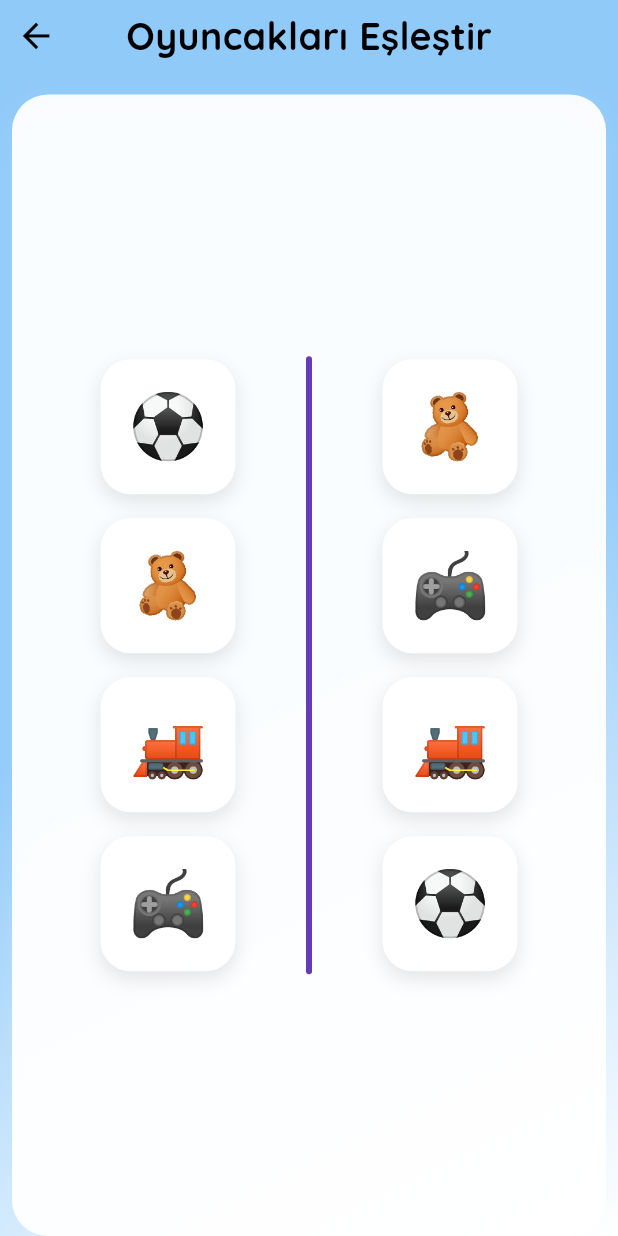
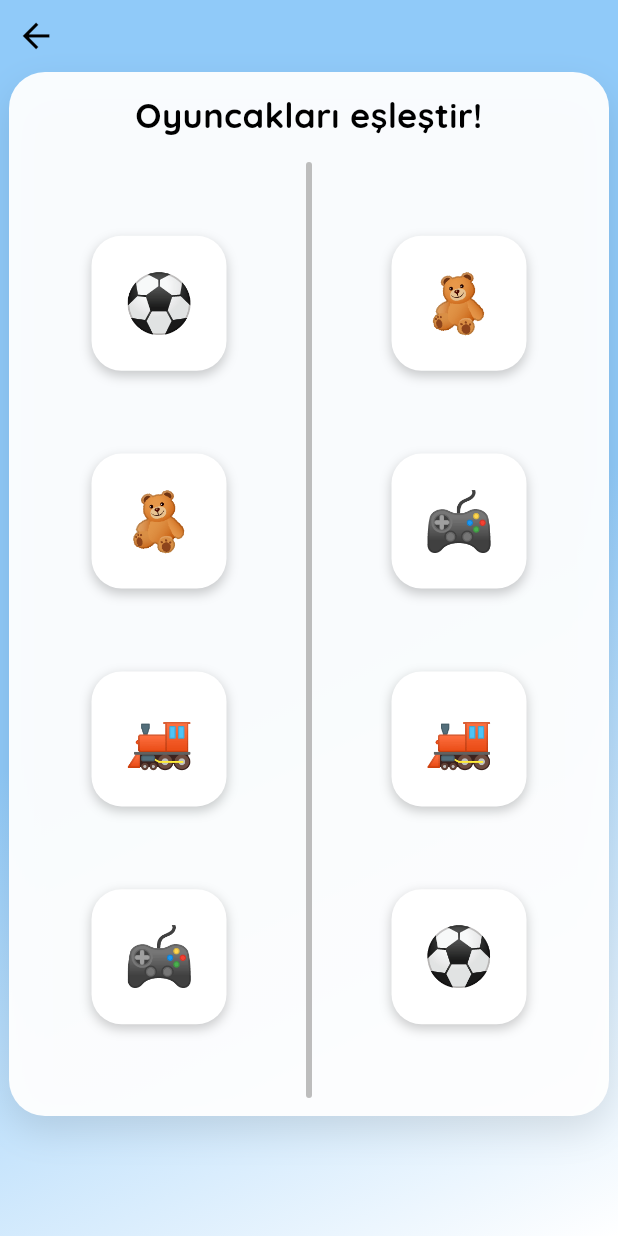
Before and after one commit to fzeynepgoren/Dixlearning, a Flutter app: the GDisgrafi1 screen opened directly, on a phone screen of 412 x 824 dp. Run offline on Flutter 3.47's test engine with Material 3 defaults, Android fonts, the phone set to English and light mode, and no system bars; our stand-ins replace audioplayers, fluentui_system_icons, flutter_animate, flutter_switch, google_fonts, shared_preferences; accounts and stored records are empty.

```diff
--- a/lib/asama1/soru2.dart
+++ b/lib/asama1/soru2.dart
@@ -1,9 +1,9 @@
-import 'package:dixlearning/asama1/soru3.dart';
 import 'package:flutter/material.dart';
+import 'package:provider/provider.dart';
 import '../screens/home_screen.dart';
 import '../utils/activity_tracker.dart';
-import 'package:provider/provider.dart';
 import '../providers/language_provider.dart';
+import 'soru3.dart'; // GeometricMatching burada tanımlı
 
 class GDisgrafi1 extends StatefulWidget {
   const GDisgrafi1({super.key});
@@ -19,9 +19,10 @@ class _GDisgrafi1State extends State<GDisgrafi1> with TickerProviderStateMixin {
   int? selectedRightIndex;
   List<bool> matchedLeft = List.filled(4, false);
   List<bool> matchedRight = List.filled(4, false);
-  int matchedPairs = 0;
   bool showFeedback = false;
   bool isCorrect = false;
+  bool _dialogShown = false;
+
   late AnimationController _feedbackController;
   late AnimationController _slideController;
   late Animation<Offset> _slideAnimation;
@@ -29,26 +30,28 @@ class _GDisgrafi1State extends State<GDisgrafi1> with TickerProviderStateMixin {
   @override
   void initState() {
     super.initState();
-    rightToys = List.from(leftToys);
-    do {
+    rightToys = List.from(leftToys)..shuffle();
+    while (_listsAreEqual(leftToys, rightToys)) {
       rightToys.shuffle();
-    } while (_listsAreEqual(leftToys, rightToys));
+    }
 
     _feedbackController = AnimationController(
       vsync: this,
       duration: const Duration(milliseconds: 600),
     );
+
     _slideController = AnimationController(
       vsync: this,
       duration: const Duration(milliseconds: 800),
     );
+
     _slideAnimation = Tween<Offset>(
       begin: const Offset(0, 0.3),
       end: Offset.zero,
-    ).animate(CurvedAnimation(
-      parent: _slideController,
-      curve: Curves.easeOutCubic,
-    ));
+    ).animate(
+      CurvedAnimation(parent: _slideController, curve: Curves.easeOutCubic),
+    );
+
     _slideController.forward();
   }
 
@@ -69,17 +72,13 @@ class _GDisgrafi1State extends State<GDisgrafi1> with TickerProviderStateMixin {
 
   void _handleLeftTap(int index) {
     if (matchedLeft[index]) return;
-    setState(() {
-      selectedLeftIndex = index;
-    });
+    setState(() => selectedLeftIndex = index);
     _checkMatch();
   }
 
   void _handleRightTap(int index) {
     if (matchedRight[index]) return;
-    setState(() {
-      selectedRightIndex = index;
-    });
+    setState(() => selectedRightIndex = index);
     _checkMatch();
   }
 
@@ -95,19 +94,17 @@ class _GDisgrafi1State extends State<GDisgrafi1> with TickerProviderStateMixin {
         setState(() {
           matchedLeft[selectedLeftIndex!] = true;
           matchedRight[selectedRightIndex!] = true;
-          matchedPairs++;
         });
 
-        if (matchedPairs == leftToys.length) {
+        bool allMatched = matchedLeft.every((e) => e);
+        if (allMatched && !_dialogShown) {
+          _dialogShown = true;
+          Future.delayed(const Duration(milliseconds: 500), () {
+            if (mounted) {
               ActivityTracker.completeActivity();
-
-          Future.delayed(const Duration(seconds: 1), () {
-            if (mounted) {
               Navigator.pushReplacement(
                 context,
-                MaterialPageRoute(
-                  builder: (context) => const GeometricMatching(),
-                ),
+                MaterialPageRoute(builder: (context) => const GeometricMatching()),
               );
             }
           });
@@ -117,11 +114,9 @@ class _GDisgrafi1State extends State<GDisgrafi1> with TickerProviderStateMixin {
       Future.delayed(const Duration(seconds: 1), () {
         if (mounted) {
           setState(() {
+            showFeedback = false;
             selectedLeftIndex = null;
             selectedRightIndex = null;
-            if (!isCorrect) {
-              showFeedback = false;
-            }
           });
         }
       });
@@ -130,10 +125,8 @@ class _GDisgrafi1State extends State<GDisgrafi1> with TickerProviderStateMixin {
 
   @override
   Widget build(BuildContext context) {
-    final isEnglish = Provider.of<LanguageProvider>(context).isEnglish;
     final screenSize = MediaQuery.of(context).size;
-    final screenWidth = screenSize.width;
-    final iconSize = screenWidth * 0.065;
+    final iconSize = screenSize.width * 0.065;
 
     return WillPopScope(
       onWillPop: () async => false,
@@ -141,150 +134,157 @@ class _GDisgrafi1State extends State<GDisgrafi1> with TickerProviderStateMixin {
         body: Container(
           decoration: BoxDecoration(
             gradient: LinearGradient(
-              begin: Alignment.topLeft,
-              end: Alignment.bottomRight,
               colors: [
                 Colors.blue.shade200,
                 Colors.blue.shade200,
-                const Color(0xffffffff),
+                Colors.white,
               ],
               stops: const [0.0, 0.5, 1.0],
+              begin: Alignment.topLeft,
+              end: Alignment.bottomRight,
             ),
           ),
           child: SafeArea(
             child: Column(
               children: [
+                // Geri ok
                 Row(
-                  mainAxisAlignment: MainAxisAlignment.spaceBetween,
+                  mainAxisAlignment: MainAxisAlignment.start,
                   children: [
                     IconButton(
-                      icon: Icon(Icons.arrow_back,
-                          color: Colors.black, size: iconSize),
+                      icon: Icon(Icons.arrow_back, color: Colors.black, size: iconSize),
                       onPressed: () {
                         Navigator.of(context).pushAndRemoveUntil(
-                          MaterialPageRoute(
-                              builder: (context) => const HomeScreen()),
+                          MaterialPageRoute(builder: (context) => const HomeScreen()),
                           (route) => false,
                         );
                       },
                     ),
-                    Text(
-                      isEnglish ? 'Match the Toys' : 'Oyuncakları Eşleştir',
-                      style: const TextStyle(
-                        fontSize: 25,
+                  ],
+                ),
+                Expanded(
+                  child: SlideTransition(
+                    position: _slideAnimation,
+                    child: Container(
+                      margin: const EdgeInsets.symmetric(horizontal: 6),
+                      padding: const EdgeInsets.all(12),
+                      decoration: BoxDecoration(
+                        color: Colors.white.withOpacity(0.95),
+                        borderRadius: BorderRadius.circular(24),
+                        boxShadow: [
+                          BoxShadow(
+                            color: Colors.black.withOpacity(0.1),
+                            blurRadius: 20,
+                            offset: const Offset(0, 10),
+                          ),
+                        ],
+                      ),
+                      child: Column(
+                        children: [
+                          const Text(
+                            'Oyuncakları eşleştir!',
+                            style: TextStyle(
+                              fontSize: 23,
                               fontWeight: FontWeight.bold,
                               color: Colors.black,
                             ),
                             textAlign: TextAlign.center,
                           ),
-                    const SizedBox(width: 48), // Denge için
-                  ],
-                ),
                           const SizedBox(height: 15),
-                Expanded( // Burayı Expanded olarak geri aldık
-                  child: SlideTransition(
-                    position: _slideAnimation,
-                    child: Container(
-                      margin: const EdgeInsets.fromLTRB(8, 0, 8, 0),
-                      padding: const EdgeInsets.all(24),
-                      decoration: BoxDecoration(
-                        color: Colors.white.withOpacity(0.95),
-                        borderRadius: BorderRadius.circular(24),
-                        boxShadow: [
-                          BoxShadow(
-                            color: Colors.white.withOpacity(0.1),
-                            blurRadius: 20,
-                            offset: const Offset(0, 10),
-                          ),
-                        ],
-                      ),
-                      child: Column( // İçteki Column ekledim ki Expanded doğru çalışsın
-                        children: [
-                          Expanded( // Bu Expanded, oyuncakların listelerinin tüm mevcut alanı kaplamasını sağlar
+                          Expanded(
                             child: Row(
                               children: [
+                                // Sol oyuncaklar
                                 Expanded(
                                   child: Column(
-                                    mainAxisAlignment: MainAxisAlignment.center,
-                                    children: List.generate(
-                                      leftToys.length,
-                                      (index) => Padding(
-                                        padding: const EdgeInsets.symmetric(vertical: 8),
-                                        child: GestureDetector(
+                                    mainAxisAlignment: MainAxisAlignment.spaceEvenly,
+                                    children: List.generate(leftToys.length, (index) {
+                                      return GestureDetector(
                                         onTap: () => _handleLeftTap(index),
-                                          child: Container(
+                                        child: AnimatedContainer(
+                                          duration: const Duration(milliseconds: 300),
+                                          curve: Curves.easeInOut,
                                           width: 90,
                                           height: 90,
+                                          margin: const EdgeInsets.symmetric(vertical: 6),
                                           decoration: BoxDecoration(
                                             color: matchedLeft[index]
-                                                  ? Colors.green.shade300
+                                                ? Colors.green.shade200
                                                 : (showFeedback &&
                                                         !isCorrect &&
                                                         selectedLeftIndex == index)
                                                     ? Colors.red.shade200
-                                                      : selectedLeftIndex == index
-                                                          ? Colors.blue.shade200
                                                     : Colors.white,
                                             borderRadius: BorderRadius.circular(20),
+                                            border: (selectedLeftIndex == index &&
+                                                    !matchedLeft[index])
+                                                ? Border.all(
+                                                    color: Colors.lightGreen.shade400,
+                                                    width: 3,
+                                                  )
+                                                : null,
                                             boxShadow: [
                                               BoxShadow(
-                                                  color: Colors.black.withOpacity(0.1),
-                                                  blurRadius: 10,
-                                                  offset: const Offset(0, 5),
+                                                color: Colors.black.withOpacity(0.2),
+                                                blurRadius: 6,
+                                                offset: const Offset(0, 3),
                                               ),
                                             ],
                                           ),
                                           child: Center(
                                             child: Text(
                                               leftToys[index],
-                                                style: const TextStyle(
-                                                  fontSize: 42,
+                                              style: const TextStyle(fontSize: 38),
                                             ),
                                           ),
                                         ),
+                                      );
+                                    }),
                                   ),
                                 ),
+                                // Orta çizgi
+                                Container(
+                                  width: 4,
+                                  margin: const EdgeInsets.symmetric(horizontal: 10),
+                                  decoration: BoxDecoration(
+                                    color: Colors.grey.shade400,
+                                    borderRadius: BorderRadius.circular(2),
                                   ),
                                 ),
-                                  ),
-                                ),
-                                Container(
-                                  width: 4,
-                                  height: screenSize.height * 0.5, // Bu yüksekliği sabit tuttum
-                                  margin: const EdgeInsets.symmetric(horizontal: 12),
-                                  decoration: BoxDecoration(
-                                    color: Colors.deepPurple,
-                                    borderRadius: BorderRadius.circular(4),
-                                  ),
-                                ),
+                                // Sağ oyuncaklar
                                 Expanded(
                                   child: Column(
-                                    mainAxisAlignment: MainAxisAlignment.center,
-                                    children: List.generate(
-                                      rightToys.length,
-                                      (index) => Padding(
-                                        padding: const EdgeInsets.symmetric(vertical: 8),
-                                        child: GestureDetector(
+                                    mainAxisAlignment: MainAxisAlignment.spaceEvenly,
+                                    children: List.generate(rightToys.length, (index) {
+                                      return GestureDetector(
                                         onTap: () => _handleRightTap(index),
-                                          child: Container(
+                                        child: AnimatedContainer(
+                                          duration: const Duration(milliseconds: 300),
+                                          curve: Curves.easeInOut,
                                           width: 90,
                                           height: 90,
+                                          margin: const EdgeInsets.symmetric(vertical: 6),
                                           decoration: BoxDecoration(
                                             color: matchedRight[index]
-                                                  ? Colors.green.shade300
+                                                ? Colors.green.shade200
                                                 : (showFeedback &&
                                                         !isCorrect &&
                                                         selectedRightIndex == index)
                                                     ? Colors.red.shade200
-                                                      : selectedRightIndex == index
-                                                          ? Colors.blue.shade200
                                                     : Colors.white,
                                             borderRadius: BorderRadius.circular(20),
+                                            border: (selectedRightIndex == index &&
+                                                    !matchedRight[index])
+                                                ? Border.all(
+                                                    color: Colors.lightGreen.shade400,
+                                                    width: 3,
+                                                  )
+                                                : null,
                                             boxShadow: [
                                               BoxShadow(
-                                                  color: Colors.black.withOpacity(0.1),
-                                                  blurRadius: 10,
-                                                  offset: const Offset(0, 5),
+                                                color: Colors.black.withOpacity(0.2),
+                                                blurRadius: 6,
+                                                offset: const Offset(0, 3),
                                               ),
                                             ],
                                           ),
@@ -292,25 +292,30 @@ class _GDisgrafi1State extends State<GDisgrafi1> with TickerProviderStateMixin {
                                             child: Text(
                                               rightToys[index],
                                               style: const TextStyle(
-                                                  fontSize: 42,
+                                                fontSize: 38,
+                                              ),
+                                              textAlign: TextAlign.center,
                                             ),
                                           ),
                                         ),
-                                          ),
-                                        ),
-                                      ),
-                                    ),
+                                      );
+                                    }),
                                   ),
                                 ),
                               ],
                             ),
                           ),
-                          // Geri bildirim mesajı, ana içerik kartının hemen altında yer alacak.
-                          if (showFeedback)
+                        ],
+                      ),
+                    ),
+                  ),
+                ),
+                // Feedback alanı
                 Container(
-                              height: 80, // Geri bildirim mesajı için sabit bir yükseklik
+                  height: 80,
                   padding: const EdgeInsets.symmetric(horizontal: 20, vertical: 10),
-                              child: ScaleTransition(
+                  child: showFeedback
+                      ? ScaleTransition(
                           scale: CurvedAnimation(
                             parent: _feedbackController,
                             curve: Curves.elasticOut,
@@ -318,12 +323,18 @@ class _GDisgrafi1State extends State<GDisgrafi1> with TickerProviderStateMixin {
                           child: Container(
                             padding: const EdgeInsets.symmetric(vertical: 10, horizontal: 20),
                             decoration: BoxDecoration(
-                                    color: Colors.transparent,
+                              color: Colors.white,
                               borderRadius: BorderRadius.circular(16),
+                              boxShadow: const [
+                                BoxShadow(
+                                  color: Colors.black12,
+                                  blurRadius: 10,
+                                  offset: Offset(0, 5),
+                                ),
+                              ],
                             ),
                             child: Row(
                               mainAxisSize: MainAxisSize.min,
-                                    mainAxisAlignment: MainAxisAlignment.center,
                               children: [
                                 Icon(
                                   isCorrect ? Icons.check_circle : Icons.cancel,
@@ -332,9 +343,7 @@ class _GDisgrafi1State extends State<GDisgrafi1> with TickerProviderStateMixin {
                                 ),
                                 const SizedBox(width: 10),
                                 Text(
-                                        isCorrect
-                                            ? (isEnglish ? 'Well done! 🎉' : 'Aferin! 🎉')
-                                            : (isEnglish ? 'Try again! 😔' : 'Tekrar dene! 😔'),
+                                  isCorrect ? "Aferin! 🎉" : "Tekrar dene! 😔",
                                   style: TextStyle(
                                     fontSize: 18,
                                     color: isCorrect ? Colors.green : Colors.red,
@@ -344,15 +353,9 @@ class _GDisgrafi1State extends State<GDisgrafi1> with TickerProviderStateMixin {
                               ],
                             ),
                           ),
+                        )
+                      : const SizedBox.shrink(),
                 ),
-                            ),
-                        ],
-                      ),
-                    ),
-                  ),
-                ),
-                // Buradaki Spacer kaldırıldı, çünkü ana içerik Expanded ile geri kalan alanı dolduruyor.
-                // Ve geri bildirim mesajı ana Column içinde yer alıyor.
               ],
             ),
           ),
```
Lines whose indentation alone changed are shown as unchanged.
